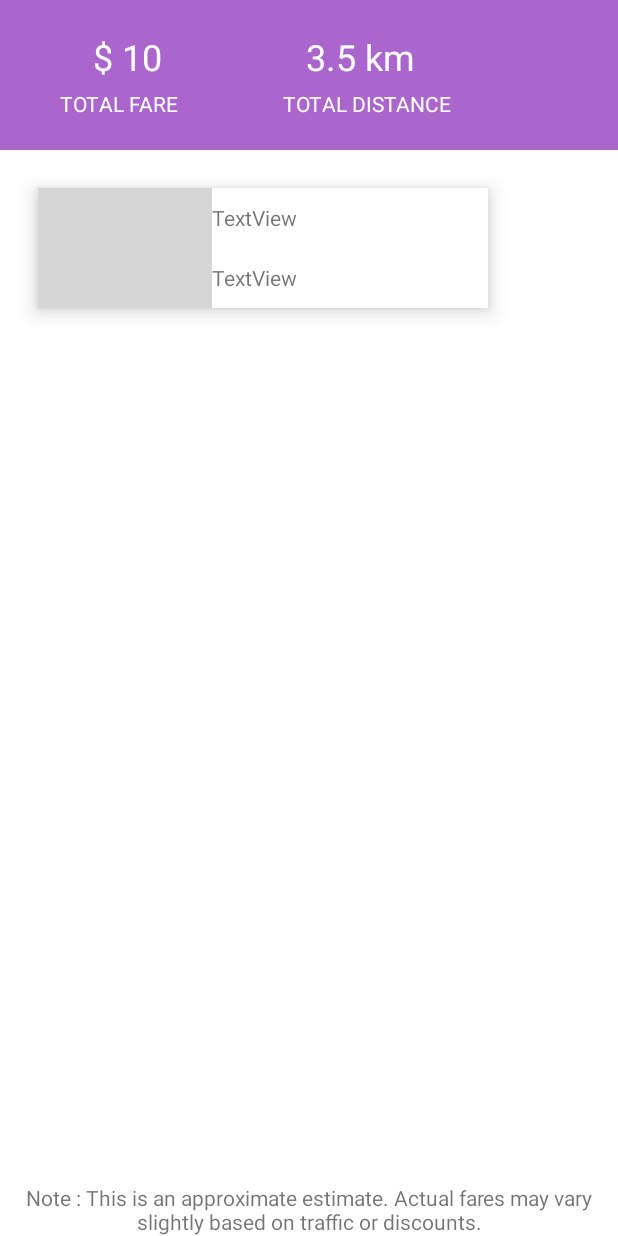
After one commit to chanducs27/TSCUser, an Android app: the layout activity_fair_estimate.xml on its own in the app's theme, with its tools: preview values and no code run, on a phone screen of 412 x 824 dp. The commit adds this screen. Run offline under Robolectric (Android 15) with nearby library versions, the phone set to English and light mode, and no system bars; grey boxes are pictures that could not be loaded.

Commit message:
modifies new

```diff
--- a/app/src/main/java/com/fantasik/tscuser/tscuser/ArrivingDriverActivity.java
+++ b/app/src/main/java/com/fantasik/tscuser/tscuser/ArrivingDriverActivity.java
@@ -54,11 +54,11 @@ public class ArrivingDriverActivity extends AppCompatActivity implements OnMapRe
         setContentView(R.layout.activity_arriving_driver);
 
         setTitle("Driver Arriving");
-      //  getActionBar().setDisplayHomeAsUpEnabled(true);
+        getSupportActionBar().setDisplayHomeAsUpEnabled(true);
         ((MapFragment) getFragmentManager().findFragmentById(R.id.map)).getMapAsync(this);
         handlerDriverLocation = new Handler();
-        scheduleGetDriverLocation();
-        scheduleCheckDriverStartConfirm ();
+ //       scheduleGetDriverLocation();
+   //     scheduleCheckDriverStartConfirm ();
          startlat = Double.parseDouble(getIntent().getStringExtra("startlat"));
          startlng = Double.parseDouble( getIntent().getStringExtra("startlng"));
          driverid = getIntent().getStringExtra("driverid");
--- a/app/src/main/java/com/fantasik/tscuser/tscuser/UserMActivity.java
+++ b/app/src/main/java/com/fantasik/tscuser/tscuser/UserMActivity.java
@@ -32,7 +32,7 @@ public class UserMActivity extends AppCompatActivity
         setContentView(R.layout.activity_user_m);
         Toolbar toolbar = (Toolbar) findViewById(R.id.toolbar);
         setSupportActionBar(toolbar);
-
+        setTitle("TSCCAB");
 
         DrawerLayout drawer = (DrawerLayout) findViewById(R.id.drawer_layout);
         ActionBarDrawerToggle toggle = new ActionBarDrawerToggle(
--- /dev/null
+++ b/app/src/main/res/layout/activity_fair_estimate.xml
@@ -0,0 +1,160 @@
+<?xml version="1.0" encoding="utf-8"?>
+<RelativeLayout xmlns:android="http://schemas.android.com/apk/res/android"
+    xmlns:app="http://schemas.android.com/apk/res-auto"
+    xmlns:tools="http://schemas.android.com/tools"
+    android:id="@+id/activity_fair_estimate"
+    android:layout_width="match_parent"
+    android:layout_height="match_parent"
+    android:background="@android:color/white">
+
+
+    <LinearLayout
+        android:layout_width="match_parent"
+        android:layout_height="match_parent"
+        android:orientation="vertical">
+
+        <LinearLayout
+            android:layout_width="match_parent"
+            android:layout_height="100dp"
+            android:background="@android:color/holo_purple"
+            android:orientation="horizontal">
+
+            <TableLayout
+                android:layout_width="match_parent"
+                android:layout_height="match_parent">
+
+                <TableRow
+                    android:layout_width="match_parent"
+                    android:layout_height="0dp"
+                    android:layout_weight="1">
+
+                    <RelativeLayout
+                        android:layout_width="match_parent"
+                        android:layout_height="match_parent"
+                        android:gravity="bottom">
+
+                        <TextView
+                            android:id="@+id/txtFare"
+                            android:layout_width="150dp"
+                            android:layout_height="wrap_content"
+                            android:layout_marginLeft="10dp"
+                            android:text="$ 10"
+                            android:textAlignment="center"
+                            android:textColor="@android:color/white"
+                            android:textSize="24sp" />
+
+                        <TextView
+                            android:id="@+id/txtDistance"
+                            android:layout_width="140dp"
+                            android:layout_height="wrap_content"
+                            android:layout_marginLeft="10dp"
+                            android:layout_toRightOf="@+id/txtFare"
+                            android:text="3.5 km"
+                            android:textAlignment="center"
+                            android:textColor="@android:color/white"
+                            android:textSize="24sp" />
+                    </RelativeLayout>
+                </TableRow>
+
+                <TableRow
+                    android:layout_width="match_parent"
+                    android:layout_height="0dp"
+                    android:layout_weight="1">
+
+                    <RelativeLayout
+                        android:layout_width="match_parent"
+                        android:layout_height="match_parent">
+
+                        <TextView
+                            android:id="@+id/textView23"
+                            android:layout_width="wrap_content"
+                            android:layout_height="wrap_content"
+                            android:layout_marginLeft="40dp"
+                            android:layout_marginTop="5dp"
+                            android:text="TOTAL FARE"
+                            android:textColor="@android:color/white"
+                            android:textSize="14sp" />
+
+                        <TextView
+                            android:id="@+id/textView22"
+                            android:layout_width="wrap_content"
+                            android:layout_height="wrap_content"
+                            android:layout_marginLeft="70dp"
+                            android:layout_marginTop="5dp"
+                            android:layout_toRightOf="@+id/textView23"
+                            android:text="TOTAL DISTANCE"
+                            android:textColor="@android:color/white"
+                            android:textSize="14sp" />
+                    </RelativeLayout>
+                </TableRow>
+
+            </TableLayout>
+        </LinearLayout>
+
+        <RelativeLayout
+            android:layout_width="300dp"
+            android:layout_height="80dp"
+            android:layout_marginLeft="25dp"
+            android:layout_marginTop="25dp"
+            android:background="@android:color/white"
+            android:elevation="8dp">
+
+            <ImageView
+                android:id="@+id/imageView7"
+                android:layout_width="wrap_content"
+                android:layout_height="wrap_content"
+                android:padding="10dp"
+                app:srcCompat="@drawable/triprlogo" />
+
+            <TableLayout
+                android:layout_width="match_parent"
+                android:layout_height="match_parent"
+                android:layout_toRightOf="@+id/imageView7">
+
+                <TableRow
+                    android:layout_width="match_parent"
+                    android:layout_height="0dp"
+                    android:layout_weight="1"
+                    android:gravity="center_vertical">
+
+                    <TextView
+                        android:id="@+id/txtFrom"
+                        android:layout_width="wrap_content"
+                        android:layout_height="wrap_content"
+                        android:text="TextView"
+                        android:textAlignment="viewStart" />
+                </TableRow>
+
+                <TableRow
+                    android:layout_width="match_parent"
+                    android:layout_height="0dp"
+                    android:layout_weight="1"
+                    android:gravity="center_vertical">
+
+                    <TextView
+                        android:id="@+id/txtToAddre"
+                        android:layout_width="wrap_content"
+                        android:layout_height="wrap_content"
+                        android:text="TextView"
+                        android:textAlignment="viewStart" />
+                </TableRow>
+
+            </TableLayout>
+        </RelativeLayout>
+
+        <RelativeLayout
+            android:layout_width="match_parent"
+            android:layout_height="match_parent">
+
+            <TextView
+                android:id="@+id/textView15"
+                android:layout_width="match_parent"
+                android:layout_height="wrap_content"
+                android:layout_alignParentBottom="true"
+                android:text="Note : This is an approximate estimate. Actual fares may vary slightly based on traffic or discounts."
+                android:textAlignment="center" />
+        </RelativeLayout>
+
+    </LinearLayout>
+
+</RelativeLayout>
--- a/app/src/main/res/layout/app_bar_user_m.xml
+++ b/app/src/main/res/layout/app_bar_user_m.xml
@@ -16,7 +16,7 @@
             android:id="@+id/toolbar"
             android:layout_width="match_parent"
             android:layout_height="?attr/actionBarSize"
-            android:background="?attr/colorPrimaryDark" />
+            app:titleTextColor="@android:color/white" />
     </android.support.design.widget.AppBarLayout>
 
     <include layout="@layout/content_user_map" />
```
Also changed, not shown: app/src/main/AndroidManifest.xml (+20 -3 lines), app/src/main/java/com/fantasik/tscuser/tscuser/FairEstimateActivity.java (added, +53 -0 lines), app/src/main/java/com/fantasik/tscuser/tscuser/MapConfirmActivity.java (+70 -3 lines), app/src/main/java/com/fantasik/tscuser/tscuser/MapsActivity.java (+14 -3 lines), app/src/main/java/com/fantasik/tscuser/tscuser/PaymentModeActivity.java (+15 -0 lines), app/src/main/java/com/fantasik/tscuser/tscuser/RegisterActivity.java (+16 -0 lines), app/src/main/java/com/fantasik/tscuser/tscuser/Util/LatLngInterpolator.java (added, +61 -0 lines), app/src/main/res/layout/activity_payment_mode.xml (+6 -4 lines), app/src/main/res/layout/fragment_maps.xml (+6 -3 lines), app/src/main/res/drawable/ok.png.
